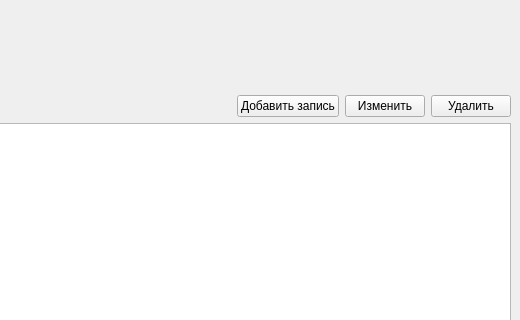
Before: the Qt Designer form main.ui in IlyaGhoul/Inividual_Task_To_Practica13, drawn with Qt 5; both pictures show x 460 to 980 and y 0 to 320 of the 980 by 640 pixel window.
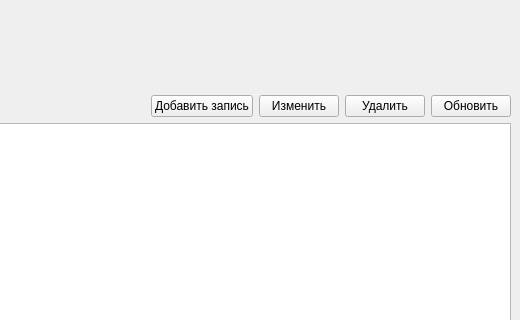
After: the same form once the commit is applied.

Commit message: Add refresh button to UI

Patch:
```diff
--- a/main.ui
+++ b/main.ui
@@ -110,6 +110,13 @@
         </property>
        </widget>
       </item>
+      <item>
+       <widget class="QPushButton" name="btnRefresh">
+        <property name="text">
+         <string>Обновить</string>
+        </property>
+       </widget>
+      </item>
      </layout>
     </item>
     <item>
```
